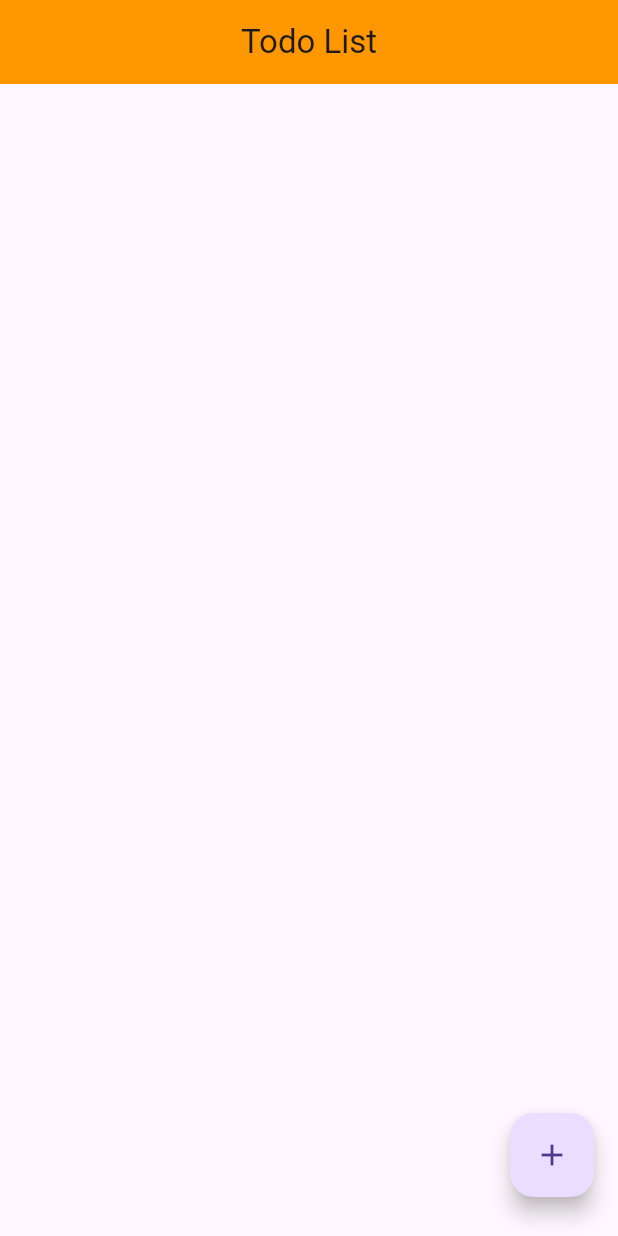
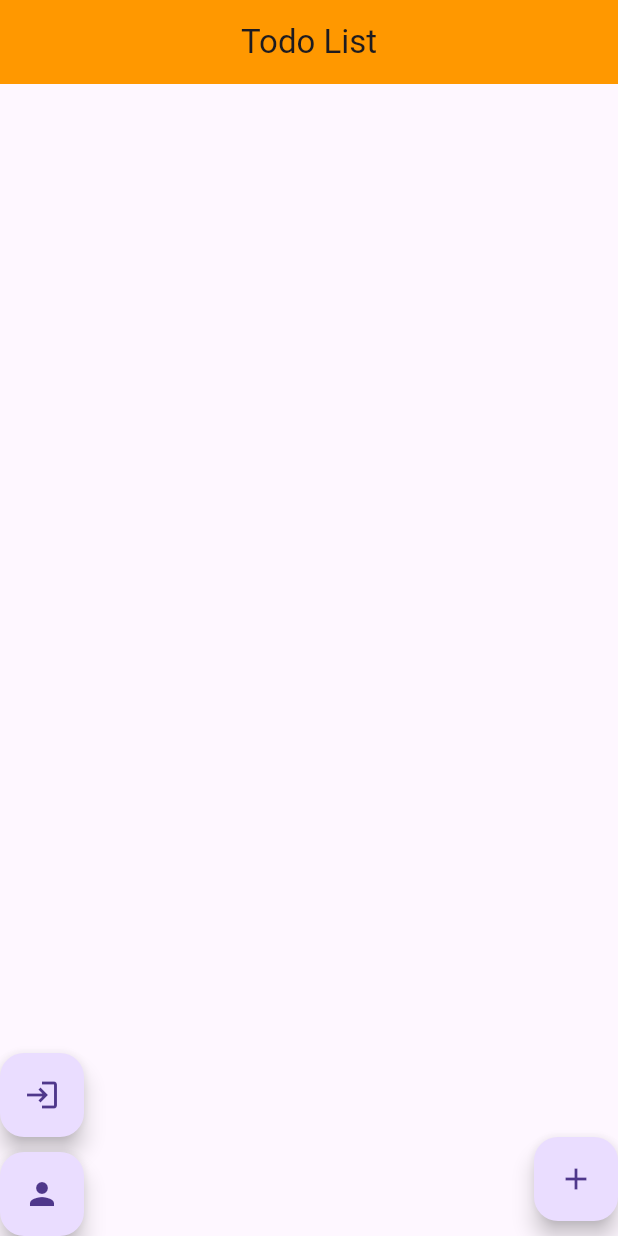
Before and after one commit to Faelayis/CMRU-PeeSonNong, a Flutter app: the screen it shows after launch, on a phone screen of 412 x 824 dp. Run offline on Flutter 3.47's test engine with Material 3 defaults, Android fonts, the phone set to English and light mode, and no system bars; our stand-ins replace cloud_firestore, firebase_auth, firebase_core, get; accounts and stored records are empty.

Commit message:
Add Firebase integration and refactor storage service for Todo app

```diff
--- a/Week-2/todo_getx/lib/models/todo/model.dart
+++ b/Week-2/todo_getx/lib/models/todo/model.dart
@@ -1,16 +1,22 @@
 class TodoModel {
+  String uid;
+  String docId;
   String title;
   String subtitle;
   bool isDone;
 
-  TodoModel(
-    this.title,
-    this.subtitle,
-    this.isDone,
-  );
+  TodoModel({
+    this.uid = '',
+    this.docId = '',
+    required this.title,
+    required this.subtitle,
+    required this.isDone,
+  });
 
   Map<String, dynamic> toJson() {
     return {
+      'uid': uid,
+      'docId': docId,
       'title': title,
       'subtitle': subtitle,
       'isDone': isDone,
@@ -19,9 +25,11 @@ class TodoModel {
 
   static TodoModel fromJson(Map<String, dynamic> json) {
     return TodoModel(
-      json['title'],
-      json['subtitle'],
-      json['isDone'],
+      uid: json['uid'],
+      docId: json['docId'],
+      title: json['title'],
+      subtitle: json['subtitle'],
+      isDone: json['isDone'],
     );
   }
 }
--- /dev/null
+++ b/Week-2/todo_getx/lib/views/home.dart
@@ -0,0 +1,133 @@
+import 'package:flutter/material.dart';
+import 'package:get/get.dart';
+import 'package:todo_getx/controllers/todo/controller.dart';
+import 'package:todo_getx/models/todo/model.dart';
+import 'package:todo_getx/views/todo/add.dart';
+import 'package:todo_getx/views/authentication/login.dart';
+import 'package:todo_getx/views/authentication/register.dart';
+
+class HomeView extends StatelessWidget {
+  HomeView({super.key});
+
+  final TodoController todoController = Get.put(TodoController());
+
+  @override
+  Widget build(BuildContext context) {
+    return Scaffold(
+      appBar: AppBar(
+        title: const Text('Todo List'),
+        backgroundColor: Colors.orange,
+        centerTitle: true,
+      ),
+      body: Obx(() {
+        return ListView.builder(
+          itemCount: todoController.todoList.length,
+          itemBuilder: (context, index) {
+            TodoModel todo = todoController.todoList[index];
+            return Card(
+              margin: EdgeInsets.symmetric(vertical: 4, horizontal: 8),
+              child: ListTile(
+                title: Text(
+                  todo.title,
+                  style: TextStyle(
+                    decoration:
+                        todo.isDone
+                            ? TextDecoration.lineThrough
+                            : TextDecoration.none,
+                  ),
+                ),
+                subtitle: todo.subtitle.isEmpty ? null : Text(todo.subtitle),
+                leading: Checkbox(
+                  value: todo.isDone,
+                  onChanged: (bool? newValue) {
+                    todoController.toggle(index);
+                  },
+                ),
+                trailing: IconButton(
+                  onPressed: () {
+                    todoController.delete(index);
+                  },
+                  icon: Icon(Icons.delete),
+                ),
+              ),
+            );
+          },
+        );
+      }),
+      floatingActionButtonLocation: FloatingActionButtonLocation.centerDocked,
+      floatingActionButton: Stack(
+        children: [
+          Align(
+            alignment: Alignment.bottomRight,
+            child: Column(
+              mainAxisAlignment: MainAxisAlignment.end,
+              children: [
+                FloatingActionButton(
+                  onPressed: () {
+                    Get.to(() => AddTodoView());
+                  },
+                  heroTag: null,
+                  child: Icon(Icons.add),
+                ),
+                SizedBox(height: 10),
+                Obx(() {
+                  bool hasTodos = todoController.todoList.isNotEmpty;
+                  bool hasCompletedTodos = todoController.todoList.any(
+                    (todo) => todo.isDone,
+                  );
+                  bool hasIncompleteTodos = hasTodos && !hasCompletedTodos;
+
+                  return Column(
+                    children: [
+                      if (hasIncompleteTodos)
+                        FloatingActionButton(
+                          onPressed: () {
+                            todoController.clearAll();
+                          },
+                          heroTag: null,
+                          backgroundColor: Colors.redAccent[100],
+                          child: Icon(Icons.clear_all),
+                        ),
+                      if (hasCompletedTodos)
+                        FloatingActionButton(
+                          onPressed: () {
+                            todoController.clearCompleted();
+                          },
+                          heroTag: null,
+                          backgroundColor: Colors.redAccent[100],
+                          child: Icon(Icons.clear),
+                        ),
+                    ],
+                  );
+                }),
+              ],
+            ),
+          ),
+          Align(
+            alignment: Alignment.bottomLeft,
+            child: Column(
+              mainAxisAlignment: MainAxisAlignment.end,
+              children: [
+                FloatingActionButton(
+                  onPressed: () {
+                    Get.to(() => RegisterView());
+                  },
+                  heroTag: null,
+                  child: Icon(Icons.login),
+                ),
+                SizedBox(height: 10),
+                FloatingActionButton(
+                  onPressed: () {
+                    Get.to(() => LoginView());
+                  },
+                  heroTag: null,
+                  child: Icon(Icons.person),
+                ),
+              ],
+            ),
+          ),
+        ],
+      ),
+    );
+  }
+}
--- a/Week-2/todo_getx/lib/views/home_view.dart
+++ /dev/null
@@ -1,100 +0,0 @@
-import 'package:flutter/material.dart';
-import 'package:get/get.dart';
-import 'package:todo_getx/controllers/todo/controller.dart';
-import 'package:todo_getx/models/todo/model.dart';
-import 'package:todo_getx/views/add_todo_view.dart';
-
-class HomeView extends StatelessWidget {
-  HomeView({super.key});
-
-  final TodoController todoController = Get.put(TodoController());
-
-  @override
-  Widget build(BuildContext context) {
-    return Scaffold(
-      appBar: AppBar(
-        title: const Text('Todo List'),
-        backgroundColor: Colors.orange,
-        centerTitle: true,
-      ),
-      body: Obx(() {
-        return ListView.builder(
-          itemCount: todoController.todoList.length,
-          itemBuilder: (context, index) {
-            TodoModel todo = todoController.todoList[index];
-            return Card(
-              margin: EdgeInsets.symmetric(vertical: 4, horizontal: 8),
-              child: ListTile(
-                title: Text(
-                  todo.title,
-                  style: TextStyle(
-                    decoration:
-                        todo.isDone
-                            ? TextDecoration.lineThrough
-                            : TextDecoration.none,
-                  ),
-                ),
-                subtitle: todo.subtitle.isEmpty ? null : Text(todo.subtitle),
-                leading: Checkbox(
-                  value: todo.isDone,
-                  onChanged: (bool? newValue) {
-                    todoController.toggle(index);
-                  },
-                ),
-                trailing: IconButton(
-                  onPressed: () {
-                    todoController.delete(index);
-                  },
-                  icon: Icon(Icons.delete),
-                ),
-              ),
-            );
-          },
-        );
-      }),
-      floatingActionButton: Column(
-        mainAxisAlignment: MainAxisAlignment.end,
-        children: [
-          FloatingActionButton(
-            onPressed: () {
-              Get.to(() => AddTodoView());
-            },
-            heroTag: null,
-            child: Icon(Icons.add),
-          ),
-          SizedBox(height: 10),
-          Obx(() {
-            bool hasTodos = todoController.todoList.isNotEmpty;
-            bool hasCompletedTodos = todoController.todoList.any(
-              (todo) => todo.isDone,
-            );
-            bool hasIncompleteTodos = hasTodos && !hasCompletedTodos;
-
-            return Column(
-              children: [
-                if (hasIncompleteTodos)
-                  FloatingActionButton(
-                    onPressed: () {
-                      todoController.clearAll();
-                    },
-                    heroTag: null,
-                    backgroundColor: Colors.redAccent[100],
-                    child: Icon(Icons.clear_all),
-                  ),
-                if (hasCompletedTodos)
-                  FloatingActionButton(
-                    onPressed: () {
-                      todoController.clearCompleted();
-                    },
-                    heroTag: null,
-                    backgroundColor: Colors.redAccent[100],
-                    child: Icon(Icons.clear),
-                  ),
-              ],
-            );
-          }),
-        ],
-      ),
-    );
-  }
-}
--- a/Week-2/todo_getx/pubspec.yaml
+++ b/Week-2/todo_getx/pubspec.yaml
@@ -36,6 +36,9 @@ dependencies:
   cupertino_icons: ^1.0.8
   get: ^4.7.2
   get_storage: ^2.1.1
+  firebase_core: ^3.12.1
+  firebase_auth: ^5.5.1
+  cloud_firestore: ^5.6.5
 
 dev_dependencies:
   flutter_test:
```
Also changed, not shown: Week-2/todo_getx/lib/controllers/authentication.dart (added, +36 -0 lines), Week-2/todo_getx/lib/controllers/todo/controller.dart (+15 -9 lines), Week-2/todo_getx/lib/main.dart (+4 -3 lines), Week-2/todo_getx/lib/services/storage.dart (added, +31 -0 lines), Week-2/todo_getx/lib/services/storage_service.dart (deleted, +0 -20 lines), Week-2/todo_getx/lib/views/authentication/login.dart (added, +74 -0 lines), Week-2/todo_getx/lib/views/authentication/register.dart (added, +78 -0 lines), Week-2/todo_getx/lib/views/todo/add.dart (renamed from Week-2/todo_getx/lib/views/add_todo_view.dart, +2 -8 lines), Week-2/todo_getx/lib/wingets/app_text_field.dart (added, +24 -0 lines), Week-2/todo_getx/lib/firebase_options.dart (added), Week-2/todo_getx/pubspec.lock, 5 other files.
